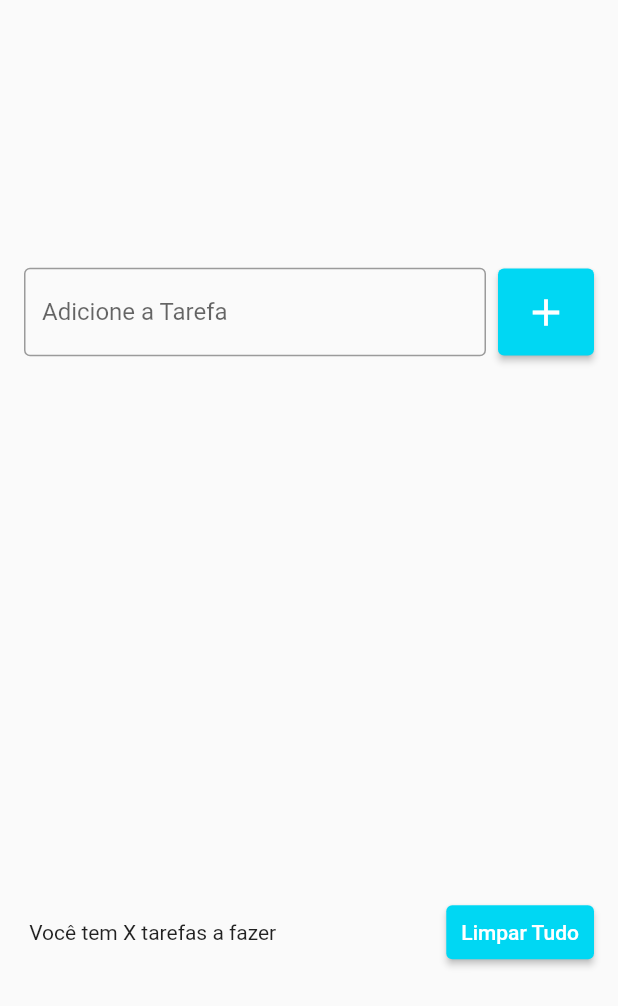
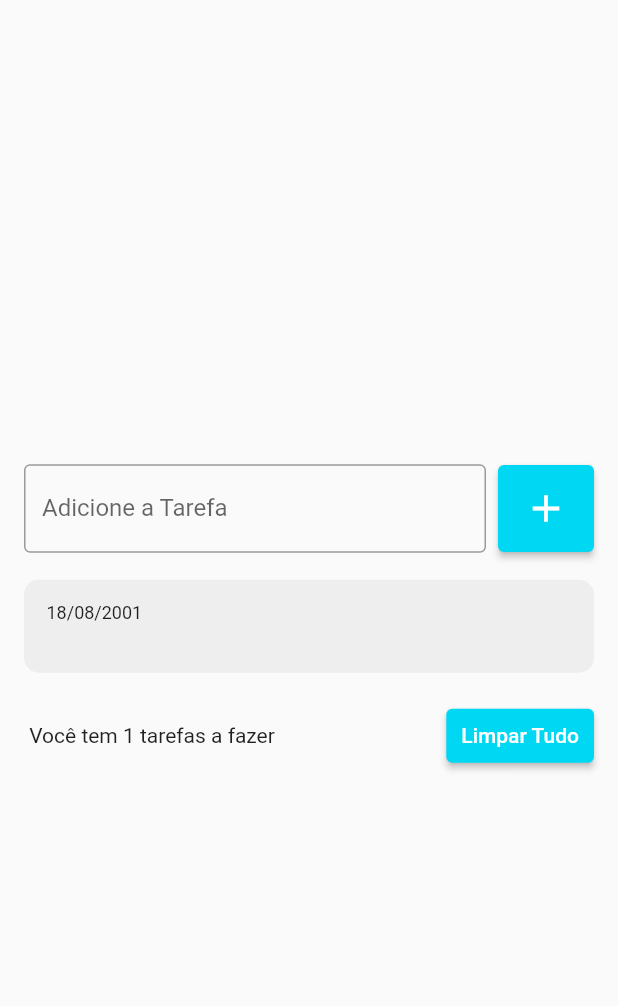
Before and after one commit to KevinFelip-hub/todo_list, a Flutter app: the screen it shows after launch, after a tap on the "add" icon, on a phone screen of 412 x 824 dp. Shown: the top 1006 px of the screen. Run offline on Flutter 3.47's test engine with Material 2 defaults, Android fonts, the phone set to English and light mode, and no system bars.

Commit message:
Initial Commit

```diff
--- a/lib/main.dart
+++ b/lib/main.dart
@@ -10,7 +10,8 @@ class MyApp extends StatelessWidget {
 
   @override
   Widget build(BuildContext context) {
-    return const MaterialApp(
+    return MaterialApp(
+      debugShowCheckedModeBanner: false,
       home: TodoListPage(),
     );
   }
--- a/lib/pages/todo_list_page.dart
+++ b/lib/pages/todo_list_page.dart
@@ -1,22 +1,35 @@
 import 'package:flutter/material.dart';
 
-class TodoListPage extends StatelessWidget {
-  const TodoListPage({Key? key}) : super(key: key);
+import '../widgets/todo_list_item.dart';
+
+class TodoListPage extends StatefulWidget {
+  TodoListPage({Key? key}) : super(key: key);
+
+  @override
+  State<TodoListPage> createState() => _TodoListPageState();
+}
+
+class _TodoListPageState extends State<TodoListPage> {
+  final TextEditingController todoController = TextEditingController();
+
+  List<String> todos = [];
 
   @override
   Widget build(BuildContext context) {
-    return Scaffold(
+    return SafeArea(
+      child: Scaffold(
         body: Center(
           child: Padding(
-          padding: const EdgeInsets.symmetric(horizontal: 16),
+            padding: const EdgeInsets.all(16),
             child: Column(
               mainAxisSize: MainAxisSize.min,
               children: [
                 Row(
                   children: [
-                  const Expanded(
+                    Expanded(
                       child: TextField(
-                      decoration: InputDecoration(
+                        controller: todoController,
+                        decoration: const InputDecoration(
                           border: OutlineInputBorder(),
                           labelText: "Adicione a Tarefa",
                           hintText: "Ex. Estuda para sair dai",
@@ -25,7 +38,13 @@ class TodoListPage extends StatelessWidget {
                     ),
                     const SizedBox(width: 8),
                     ElevatedButton(
-                    onPressed: () {},
+                      onPressed: () {
+                        String Text = todoController.text;
+                        setState(() {
+                          todos.add(Text);
+                        });
+                        todoController.clear();
+                      },
                       style: ElevatedButton.styleFrom(
                         primary: const Color(0xff00d7f3),
                         padding: const EdgeInsets.all(14),
@@ -37,11 +56,23 @@ class TodoListPage extends StatelessWidget {
                     ),
                   ],
                 ),
-              const SizedBox(height: 360),
+                const SizedBox(height: 16),
+                Flexible(
+                  child: ListView(
+                    shrinkWrap: true,
+                    children: [
+                      for(String todo in todos)
+                      TodoListItem(
+                        title: todo,
+                      ),
+                    ],
+                  ),
+                ),
+                const SizedBox(height: 16),
                 Row(
                   children: [
-                  const Expanded(
-                    child: Text(" Você tem X tarefas a fazer "),
+                    Expanded(
+                      child: Text(" Você tem ${todos.length} tarefas a fazer "),
                     ),
                     ElevatedButton(
                       onPressed: () {},
@@ -57,6 +88,7 @@ class TodoListPage extends StatelessWidget {
             ),
           ),
         ),
+      ),
     );
   }
 }
--- /dev/null
+++ b/lib/widgets/todo_list_item.dart
@@ -0,0 +1,37 @@
+import 'package:flutter/material.dart';
+
+class TodoListItem extends StatelessWidget {
+  const TodoListItem({Key? key, required this.title}) : super(key: key);
+
+  final String title;
+
+  @override
+  Widget build(BuildContext context) {
+    return Container(
+      decoration: BoxDecoration(
+        borderRadius: BorderRadius.circular(10),
+        color: Colors.grey[200],
+      ),
+      margin: const EdgeInsets.symmetric(vertical: 2),
+      padding: const EdgeInsets.all(15),
+      child: Column(
+        crossAxisAlignment: CrossAxisAlignment.start,
+        children: [
+          Text(
+            "18/08/2001",
+            style: TextStyle(
+              fontSize: 12,
+            ),
+          ),
+          Text(
+            title,
+            style: const TextStyle(
+              fontSize: 15,
+              fontWeight: FontWeight.w500,
+            ),
+          ),
+        ],
+      ),
+    );
+  }
+}
```
Lines whose indentation alone changed are shown as unchanged.
